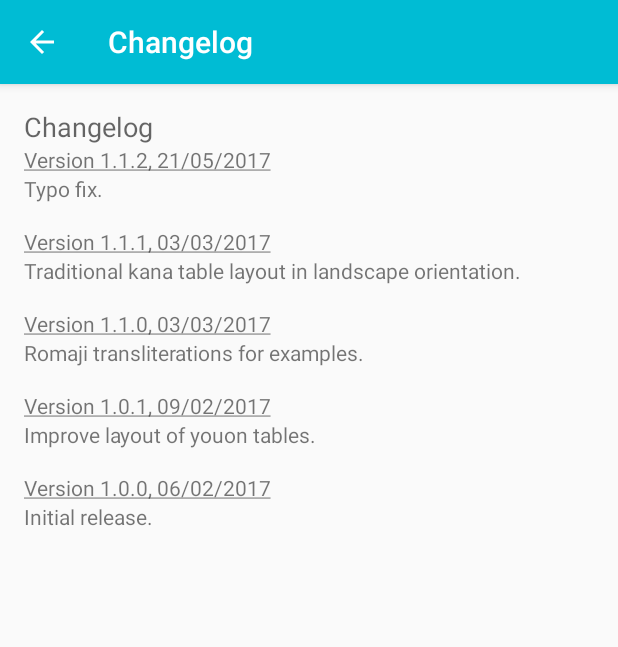
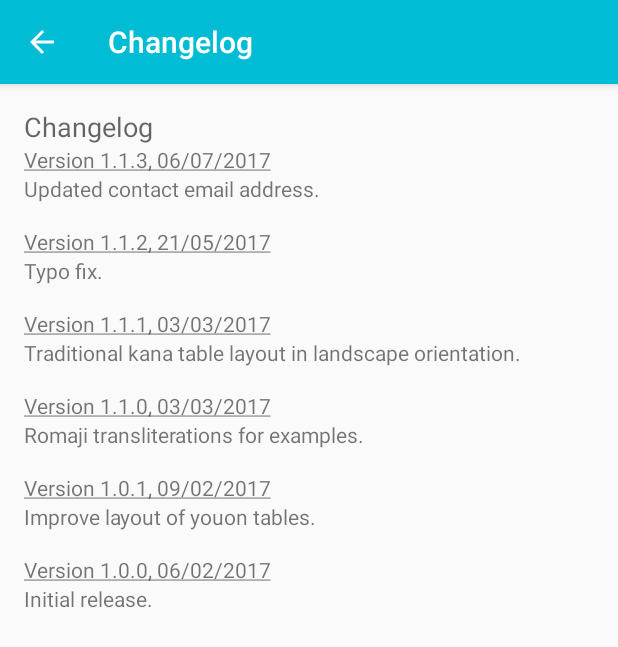
Before and after one commit to darren-lester/kana, an Android app: the ChangelogActivity screen opened directly, with no data from a screen before it, on a phone screen of 412 x 824 dp. Shown: the top 647 px of the screen. Run offline under Robolectric (Android 15) with nearby library versions, the phone set to English and light mode, and no system bars.

Commit message:
Update contact email address

```diff
--- a/app/build.gradle
+++ b/app/build.gradle
@@ -7,8 +7,8 @@ android {
         applicationId "com.darrenlester.kana"
         minSdkVersion 16
         targetSdkVersion 25
-        versionCode 6
-        versionName "1.1.2"
+        versionCode 7
+        versionName "1.1.3"
         testInstrumentationRunner "android.support.test.runner.AndroidJUnitRunner"
         vectorDrawables.useSupportLibrary = true
         resConfigs "en"
--- a/app/src/main/res/layout/activity_changelog.xml
+++ b/app/src/main/res/layout/activity_changelog.xml
@@ -21,6 +21,18 @@
             android:layout_height="wrap_content"
             android:text="@string/changelog_title"
             android:textAppearance="?android:textAppearanceMedium"/>
+
+        <LinearLayout
+            style="@style/ChangelogEntry">
+            <TextView
+                android:layout_width="match_parent"
+                android:layout_height="wrap_content"
+                android:text="@string/changelog_title_1.1.3" />
+            <TextView
+                android:layout_width="match_parent"
+                android:layout_height="wrap_content"
+                android:text="@string/changelog_description_1.1.3"/>
+        </LinearLayout>
 
         <LinearLayout
             style="@style/ChangelogEntry">
--- a/app/src/main/res/values/strings.xml
+++ b/app/src/main/res/values/strings.xml
@@ -5,7 +5,7 @@
     <string name="action_contact">Contact</string>
     <string name="action_about">About</string>
     <string name="build_number">Build Number:</string>
-    <string name="version_number">1.1.2</string>
+    <string name="version_number">1.1.3</string>
     <string name="developer_site">developed by Darren Lester (darrenlester.com)</string>
     <string name="example_header"><u>Examples</u></string>
     <string name="hiragana">Hiragana:</string>
@@ -41,7 +41,7 @@
     <string name="icons_licence">github.com/google/material-design-icons/blob/master/LICENSE</string>
 
     <!-- Contact -->
-    <string name="contact_email">dsslester@gmail.com</string>
+    <string name="contact_email">darren@darrenlester.com</string>
     <string name="contact_subject">kana app - feedback</string>
 
     <!-- Changelog -->
@@ -62,4 +62,7 @@
 
     <string name="changelog_title_1.1.2"><u>Version 1.1.2, 21/05/2017</u></string>
     <string name="changelog_description_1.1.2">Typo fix.</string>
+
+    <string name="changelog_title_1.1.3"><u>Version 1.1.3, 06/07/2017</u></string>
+    <string name="changelog_description_1.1.3">Updated contact email address.</string>
 </resources>
```
